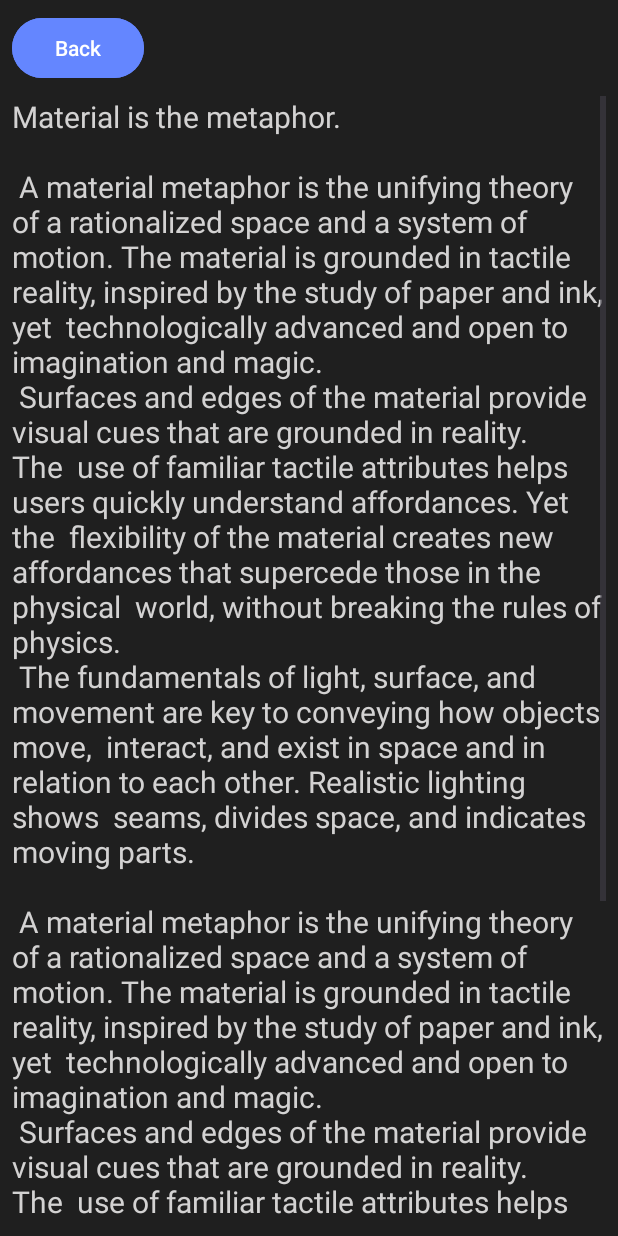
After one commit to tankoman228/LearnTogether_Mobile_fixed, an Android app: the ActHelp screen opened directly, with no data from a screen before it, on a phone screen of 412 x 824 dp. The commit adds this screen. Run offline under Robolectric (Android 15) with nearby library versions, the phone set to English and light mode, and no system bars.

Commit message:
Помощь

```diff
--- a/app/build.gradle
+++ b/app/build.gradle
@@ -27,6 +27,9 @@ android {
         sourceCompatibility = JavaVersion.VERSION_17
         targetCompatibility = JavaVersion.VERSION_17
     }
+    buildFeatures {
+        viewBinding true
+    }
 }
 
 dependencies {
--- a/app/src/main/AndroidManifest.xml
+++ b/app/src/main/AndroidManifest.xml
@@ -25,6 +25,10 @@
         android:theme="@style/Theme.LearnTogether_Mobile"
         android:usesCleartextTraffic="true"
         tools:targetApi="31">
+        <activity
+            android:name=".Activities.ActHelp"
+            android:exported="false"
+            android:theme="@style/Theme.LearnTogether_Mobile.NoActionBar" />
         <activity
             android:name=".Activities.InsertRequestsActivity.ActJoinGroup"
             android:exported="false" />
--- /dev/null
+++ b/app/src/main/java/com/example/learntogether_mobile/Activities/ActHelp.java
@@ -0,0 +1,18 @@
+package com.example.learntogether_mobile.Activities;
+
+import androidx.appcompat.app.AppCompatActivity;
+
+import android.os.Bundle;
+
+import com.example.learntogether_mobile.R;
+
+public class ActHelp extends AppCompatActivity {
+
+    @Override
+    protected void onCreate(Bundle savedInstanceState) {
+        super.onCreate(savedInstanceState);
+        setContentView(R.layout.activity_help);
+
+        findViewById(R.id.btnBack).setOnClickListener(l -> finish());
+    }
+}
--- a/app/src/main/java/com/example/learntogether_mobile/Activities/ActMain.java
+++ b/app/src/main/java/com/example/learntogether_mobile/Activities/ActMain.java
@@ -43,6 +43,7 @@ public class ActMain extends AppCompatActivity {
                 ActivityCompat.requestPermissions(this, new String[]{Manifest.permission.POST_NOTIFICATIONS}, 10);
             }
         }
+        findViewById(R.id.imageButton).setOnClickListener(l -> startActivity(new Intent(this, ActHelp.class)));
 
         Variables.loadValues(this);
         if (Variables.password != null) {
--- a/app/src/main/java/com/example/learntogether_mobile/Activities/ActNews.java
+++ b/app/src/main/java/com/example/learntogether_mobile/Activities/ActNews.java
@@ -90,6 +90,7 @@ public class ActNews extends AppCompatActivity implements CallbackAfterLoaded {
         btnForum.setOnClickListener(l -> loadTab(tabForum));
         btnMyProfile.setOnClickListener(l -> startActivity(new Intent(this, ActEditMyProfile.class)));
 
+        findViewById(R.id.ibHelp).setOnClickListener(l -> startActivity(new Intent(this, ActHelp.class)));
         fb.setOnClickListener(l -> {
             switch (currentTab) {
                 case tabNews:
--- /dev/null
+++ b/app/src/main/res/layout/activity_help.xml
@@ -0,0 +1,50 @@
+<?xml version="1.0" encoding="utf-8"?>
+<androidx.constraintlayout.widget.ConstraintLayout xmlns:android="http://schemas.android.com/apk/res/android"
+    xmlns:app="http://schemas.android.com/apk/res-auto"
+    xmlns:tools="http://schemas.android.com/tools"
+    android:layout_width="match_parent"
+    android:layout_height="match_parent"
+    android:background="@color/black2"
+    android:verticalScrollbarPosition="right"
+    tools:context=".Activities.ActHelp">
+
+    <Button
+        android:id="@+id/btnBack"
+        android:layout_width="wrap_content"
+        android:layout_height="wrap_content"
+        android:layout_marginStart="8dp"
+        android:layout_marginTop="8dp"
+        android:backgroundTint="@color/blue"
+        android:text="Back"
+        app:layout_constraintStart_toStartOf="parent"
+        app:layout_constraintTop_toTopOf="parent" />
+
+    <ScrollView
+        android:layout_width="0dp"
+        android:layout_height="0dp"
+        android:layout_marginStart="8dp"
+        android:layout_marginTop="8dp"
+        android:layout_marginEnd="8dp"
+        android:layout_marginBottom="8dp"
+        app:layout_constraintBottom_toBottomOf="parent"
+        app:layout_constraintEnd_toEndOf="parent"
+        app:layout_constraintStart_toStartOf="parent"
+        app:layout_constraintTop_toBottomOf="@+id/btnBack">
+
+        <LinearLayout
+            android:layout_width="match_parent"
+            android:layout_height="wrap_content"
+            android:orientation="vertical">
+
+            <TextView
+                android:id="@+id/textView7"
+                android:layout_width="match_parent"
+                android:layout_height="wrap_content"
+                android:scrollbars="vertical"
+                android:text="@string/large_text_help"
+                android:textColor="#D3D2D2"
+                android:textSize="20sp" />
+        </LinearLayout>
+    </ScrollView>
+
+</androidx.constraintlayout.widget.ConstraintLayout>
--- a/app/src/main/res/layout/activity_roles_edit.xml
+++ b/app/src/main/res/layout/activity_roles_edit.xml
@@ -156,7 +156,7 @@
         app:layout_constraintStart_toStartOf="@+id/scrollView2" />
 
     <Button
-        android:id="@+id/btnSave"
+        android:id="@+id/btnDelete"
         android:layout_width="0dp"
         android:layout_height="wrap_content"
         android:layout_marginEnd="8dp"
--- /dev/null
+++ b/app/src/main/res/values-land/dimens.xml
@@ -0,0 +1,4 @@
+<resources>
+    <dimen name="fab_margin">48dp</dimen>
+    <dimen name="text_margin">48dp</dimen>
+</resources>
--- /dev/null
+++ b/app/src/main/res/values-w1240dp/dimens.xml
@@ -0,0 +1,3 @@
+<resources>
+    <dimen name="fab_margin">200dp</dimen>
+</resources>
--- /dev/null
+++ b/app/src/main/res/values-w600dp/dimens.xml
@@ -0,0 +1,4 @@
+<resources>
+    <dimen name="fab_margin">48dp</dimen>
+    <dimen name="text_margin">48dp</dimen>
+</resources>
--- /dev/null
+++ b/app/src/main/res/values/dimens.xml
@@ -0,0 +1,5 @@
+<resources>
+    <dimen name="app_bar_height">180dp</dimen>
+    <dimen name="fab_margin">16dp</dimen>
+    <dimen name="text_margin">16dp</dimen>
+</resources>
--- a/app/src/main/res/values/strings.xml
+++ b/app/src/main/res/values/strings.xml
@@ -32,4 +32,30 @@
     <string name="cancel">Cancel</string>
     <string name="send_complaint_to_admins">Send complaint to admins</string>
     <string name="complaint_for_user">"Complaint for user: "</string>
+    <string name="title_activity_act_help">ActHelp</string>
+    <string name="large_text_help">
+        "Material is the metaphor.\n\n"
+
+        "A material metaphor is the unifying theory of a rationalized space and a system of motion."
+        "The material is grounded in tactile reality, inspired by the study of paper and ink, yet "
+        "technologically advanced and open to imagination and magic.\n"
+        "Surfaces and edges of the material provide visual cues that are grounded in reality. The "
+        "use of familiar tactile attributes helps users quickly understand affordances. Yet the "
+        "flexibility of the material creates new affordances that supercede those in the physical "
+        "world, without breaking the rules of physics.\n"
+        "The fundamentals of light, surface, and movement are key to conveying how objects move, "
+        "interact, and exist in space and in relation to each other. Realistic lighting shows "
+        "seams, divides space, and indicates moving parts.\n\n"
+        "A material metaphor is the unifying theory of a rationalized space and a system of motion."
+        "The material is grounded in tactile reality, inspired by the study of paper and ink, yet "
+        "technologically advanced and open to imagination and magic.\n"
+        "Surfaces and edges of the material provide visual cues that are grounded in reality. The "
+        "use of familiar tactile attributes helps users quickly understand affordances. Yet the "
+        "flexibility of the material creates new affordances that supercede those in the physical "
+        "world, without breaking the rules of physics.\n"
+        "The fundamentals of light, surface, and movement are key to conveying how objects move, "
+        "interact, and exist in space and in relation to each other. Realistic lighting shows "
+        "seams, divides space, and indicates moving parts.\n\n"
+    </string>
+    <string name="action_settings">Settings</string>
 </resources>
--- a/app/src/main/res/values/themes.xml
+++ b/app/src/main/res/values/themes.xml
@@ -6,4 +6,11 @@
     </style>
 
     <style name="Theme.LearnTogether_Mobile" parent="Base.Theme.LearnTogether_Mobile" />
+    <style name="Theme.LearnTogether_Mobile.NoActionBar">
+        <item name="windowActionBar">false</item>
+        <item name="windowNoTitle">true</item>
+    </style>
+    <style name="Theme.LearnTogether_Mobile.AppBarOverlay"
+        parent="ThemeOverlay.AppCompat.Dark.ActionBar" />
+    <style name="Theme.LearnTogether_Mobile.PopupOverlay" parent="ThemeOverlay.AppCompat.Light" />
 </resources>
```
Also changed, not shown: app/src/main/res/menu/menu_act_help.xml (added, +9 -0 lines).
